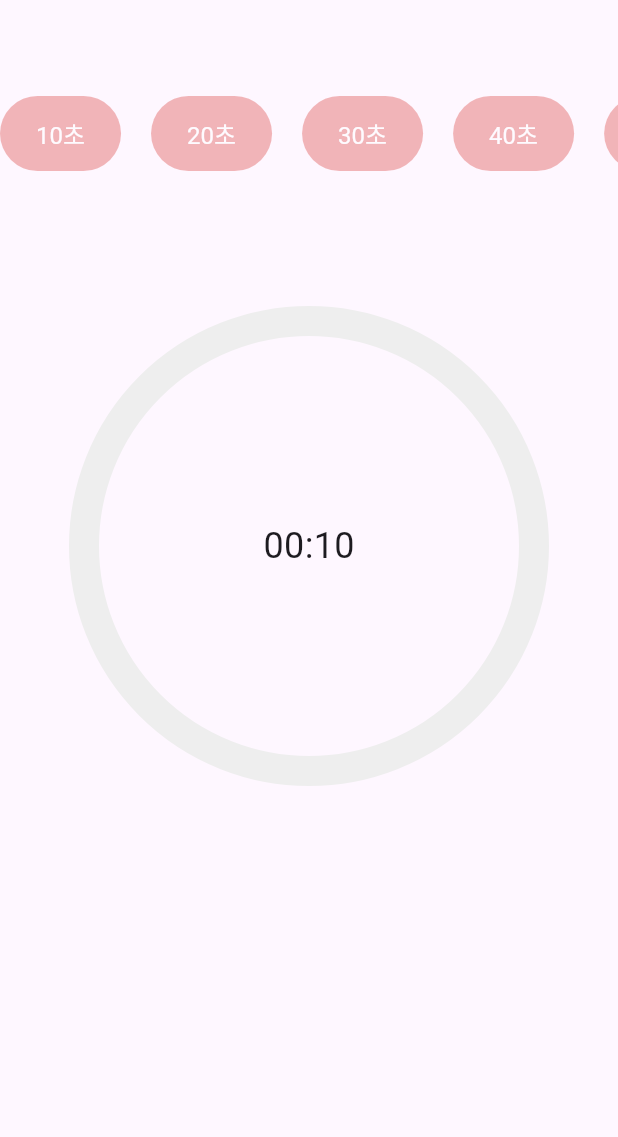
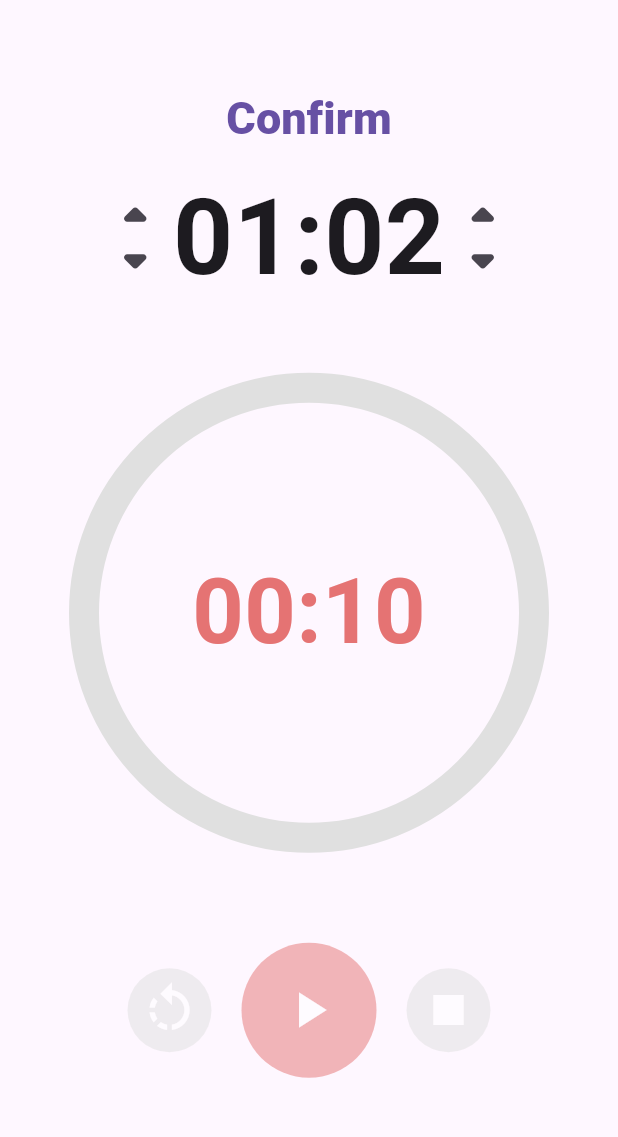
Before and after one commit to lips85/hary_animation, a Flutter app: the screen it shows after launch, on a phone screen of 412 x 824 dp, the part 84-1221 px from its top. Run offline on Flutter 3.47's test engine with Material 3 defaults, Android fonts, the phone set to English and light mode, and no system bars; our stand-ins replace gap.

Commit message:
Custom Painter2

```diff
--- /dev/null
+++ b/lib/features/03_custom_painter/custon2.dart
@@ -0,0 +1,363 @@
+import 'dart:async';
+import 'dart:math';
+import 'package:flutter/material.dart';
+import 'package:flutter/widgets.dart';
+import 'package:gap/gap.dart';
+
+class CustomPainter2Screen extends StatefulWidget {
+  const CustomPainter2Screen({super.key});
+
+  @override
+  State<CustomPainter2Screen> createState() => _CustomPainter2ScreenState();
+}
+
+class _CustomPainter2ScreenState extends State<CustomPainter2Screen>
+    with SingleTickerProviderStateMixin {
+  late final AnimationController _animationController = AnimationController(
+    vsync: this,
+    duration: Duration(seconds: setTime),
+  );
+
+  int setTime = 10;
+  bool _pressedPlay = false;
+  bool _selected = false;
+  int _minutes = 0;
+  int _seconds = 10;
+
+  @override
+  void initState() {
+    super.initState();
+    _animationController.addListener(() {
+      setState(() {});
+      if (_animationController.isCompleted) {
+        Timer(const Duration(seconds: 1), () {
+          setState(() {
+            _pressedPlay = false;
+            _animationController.reset();
+          });
+        });
+      }
+    });
+  }
+
+  @override
+  void dispose() {
+    _animationController.dispose();
+    super.dispose();
+  }
+
+  void _play() {
+    _animationController.forward();
+    setState(() {
+      _pressedPlay = true;
+    });
+  }
+
+  void _reset() {
+    _animationController.reset();
+    setState(() {
+      _pressedPlay = false;
+    });
+  }
+
+  void _stop() {
+    _animationController.stop();
+    setState(() {
+      _pressedPlay = false;
+    });
+  }
+
+  void increaseMinute() {
+    setState(() {
+      _minutes = _minutes + 1;
+    });
+  }
+
+  void decreaseMinute() {
+    setState(() {
+      _minutes = _minutes - 1;
+    });
+  }
+
+  void increaseSecond() {
+    setState(() {
+      _seconds = _seconds + 1;
+    });
+  }
+
+  void decreaseSecond() {
+    setState(() {
+      _seconds = _seconds - 1;
+    });
+  }
+
+  void _setTime(int time) {
+    setState(() {
+      setTime = time;
+      _animationController.duration = Duration(seconds: setTime);
+      _animationController.reset();
+      _selected = true;
+    });
+  }
+
+  List<String> _formatDuration(Duration duration) {
+    String twoDigits(int n) => n.toString().padLeft(2, '0');
+    String minutes = twoDigits(duration.inMinutes.remainder(60));
+    String seconds = twoDigits(duration.inSeconds.remainder(60));
+    return [minutes, ":", seconds];
+  }
+
+  String joinStrings(List<String> stringList, [String delimiter = ""]) {
+    return stringList.join(delimiter);
+  }
+
+  @override
+  Widget build(BuildContext context) {
+    Duration remaining =
+        _animationController.duration! * (1 - _animationController.value);
+
+    return Scaffold(
+      appBar: AppBar(
+        backgroundColor: Colors.white,
+        foregroundColor: Colors.black,
+        title: const Text('Custom Painter'),
+      ),
+      body: Column(
+        mainAxisAlignment: MainAxisAlignment.center,
+        children: [
+          TextButton(
+            onPressed: () {},
+            child: const Text(
+              "Confirm",
+              style: TextStyle(
+                fontSize: 30,
+                fontWeight: FontWeight.w800,
+              ),
+            ),
+          ),
+          Row(
+            mainAxisAlignment: MainAxisAlignment.center,
+            children: [
+              Column(
+                children: [
+                  Stack(
+                    children: [
+                      const SizedBox(
+                        height: 80,
+                        width: 50,
+                      ),
+                      Positioned(
+                        top: 0,
+                        child: IconButton(
+                          padding: EdgeInsets.zero,
+                          onPressed: () {},
+                          icon: const Icon(
+                            Icons.arrow_drop_up_rounded,
+                            size: 50,
+                          ),
+                        ),
+                      ),
+                      Positioned(
+                        bottom: 0,
+                        child: IconButton(
+                          padding: EdgeInsets.zero,
+                          onPressed: () {},
+                          icon: const Icon(
+                            Icons.arrow_drop_down_rounded,
+                            size: 50,
+                          ),
+                        ),
+                      ),
+                    ],
+                  ),
+                ],
+              ),
+              const Text(
+                "01",
+                style: TextStyle(
+                  fontSize: 70,
+                  fontWeight: FontWeight.w600,
+                ),
+              ),
+              const Text(
+                ":",
+                style: TextStyle(
+                  fontSize: 70,
+                  fontWeight: FontWeight.w600,
+                ),
+              ),
+              const Text(
+                "02",
+                style: TextStyle(
+                  fontSize: 70,
+                  fontWeight: FontWeight.w600,
+                ),
+              ),
+              Column(
+                children: [
+                  Stack(
+                    children: [
+                      const SizedBox(
+                        height: 80,
+                        width: 50,
+                      ),
+                      Positioned(
+                        top: 0,
+                        child: IconButton(
+                          padding: EdgeInsets.zero,
+                          onPressed: () {},
+                          icon: const Icon(
+                            Icons.arrow_drop_up_rounded,
+                            size: 50,
+                          ),
+                        ),
+                      ),
+                      Positioned(
+                        bottom: 0,
+                        child: IconButton(
+                          padding: EdgeInsets.zero,
+                          onPressed: () {},
+                          icon: const Icon(
+                            Icons.arrow_drop_down_rounded,
+                            size: 50,
+                          ),
+                        ),
+                      ),
+                    ],
+                  ),
+                ],
+              ),
+            ],
+          ),
+          const Gap(50),
+          Stack(
+            alignment: Alignment.center,
+            children: [
+              AnimatedSwitcher(
+                duration: const Duration(milliseconds: 200),
+                transitionBuilder: (Widget child, Animation<double> animation) {
+                  return FadeTransition(opacity: animation, child: child);
+                },
+                child: Text(
+                  joinStrings(_formatDuration(remaining)),
+                  key:
+                      ValueKey<String>(joinStrings(_formatDuration(remaining))),
+                  style: TextStyle(
+                    fontSize: 60,
+                    fontWeight: FontWeight.w600,
+                    color: Colors.red.shade300,
+                  ),
+                ),
+              ),
+              CustomPaint(
+                painter: PomodoroPainter(
+                  progress: _animationController.value,
+                ),
+                child: const SizedBox(
+                  width: 300,
+                  height: 300,
+                ),
+              ),
+            ],
+          ),
+          const Gap(70),
+          Row(
+            mainAxisAlignment: MainAxisAlignment.center,
+            children: [
+              AnimatedOpacity(
+                opacity: _selected ? 1.0 : 0.5,
+                duration: const Duration(milliseconds: 500),
+                child: IconButton.filled(
+                  iconSize: 40,
+                  onPressed: _reset,
+                  icon: const Icon(Icons.rotate_left_sharp),
+                  style: IconButton.styleFrom(
+                    backgroundColor: Colors.grey.shade300,
+                  ),
+                ),
+              ),
+              const Gap(20),
+              AnimatedOpacity(
+                opacity: _selected ? 1.0 : 0.5,
+                duration: const Duration(milliseconds: 500),
+                child: IconButton.filled(
+                  padding: const EdgeInsets.all(25),
+                  iconSize: 40,
+                  onPressed: _pressedPlay ? _stop : _play,
+                  icon: _pressedPlay
+                      ? const Icon(Icons.pause)
+                      : const Icon(Icons.play_arrow),
+                  style: IconButton.styleFrom(
+                    backgroundColor: Colors.red.shade300,
+                  ),
+                ),
+              ),
+              const Gap(20),
+              AnimatedOpacity(
+                opacity: _selected ? 1.0 : 0.5,
+                duration: const Duration(milliseconds: 500),
+                child: IconButton.filled(
+                  iconSize: 40,
+                  onPressed: _stop,
+                  icon: const Icon(Icons.stop),
+                  style: IconButton.styleFrom(
+                    backgroundColor: Colors.grey.shade300,
+                  ),
+                ),
+              ),
+            ],
+          ),
+        ],
+      ),
+    );
+  }
+}
+
+class PomodoroPainter extends CustomPainter {
+  final double progress;
+
+  PomodoroPainter({
+    required this.progress,
+  });
+
+  @override
+  void paint(Canvas canvas, Size size) {
+    final center = Offset(size.width / 2, size.height / 2);
+    final radius = size.width / 2;
+
+    final redArcRect = Rect.fromCircle(
+      center: center,
+      radius: radius,
+    );
+
+    final timePaint = Paint()
+      ..color = Colors.red.shade300
+      ..strokeWidth = 20
+      ..strokeCap = StrokeCap.round
+      ..style = PaintingStyle.stroke;
+
+    final basePaint = Paint()
+      ..color = Colors.grey.shade300
+      ..strokeWidth = 20
+      ..style = PaintingStyle.stroke;
+
+    canvas.drawCircle(
+      center,
+      radius,
+      basePaint,
+    );
+
+    canvas.drawArc(
+      redArcRect,
+      -0.5 * pi,
+      progress * 2 * pi,
+      false,
+      timePaint,
+    );
+  }
+
+  @override
+  bool shouldRepaint(covariant CustomPainter oldDelegate) {
+    return true;
+  }
+}
--- a/lib/main.dart
+++ b/lib/main.dart
@@ -1,6 +1,7 @@
 import 'package:flutter/material.dart';
 import 'package:hary_animation/features/00_menu_screen.dart/menu_screen.dart';
 import 'package:hary_animation/features/03_custom_painter/custom_painter.dart';
+import 'package:hary_animation/features/03_custom_painter/custon2.dart';
 
 void main() {
   runApp(const HaryAnimation());
@@ -16,7 +17,7 @@ class HaryAnimation extends StatelessWidget {
       theme: ThemeData(
         useMaterial3: true,
       ),
-      home: const CustomPainterScreen(),
+      home: const CustomPainter2Screen(),
     );
   }
 }
```
Also changed, not shown: lib/features/03_custom_painter/custom_painter.dart (+26 -5 lines).
